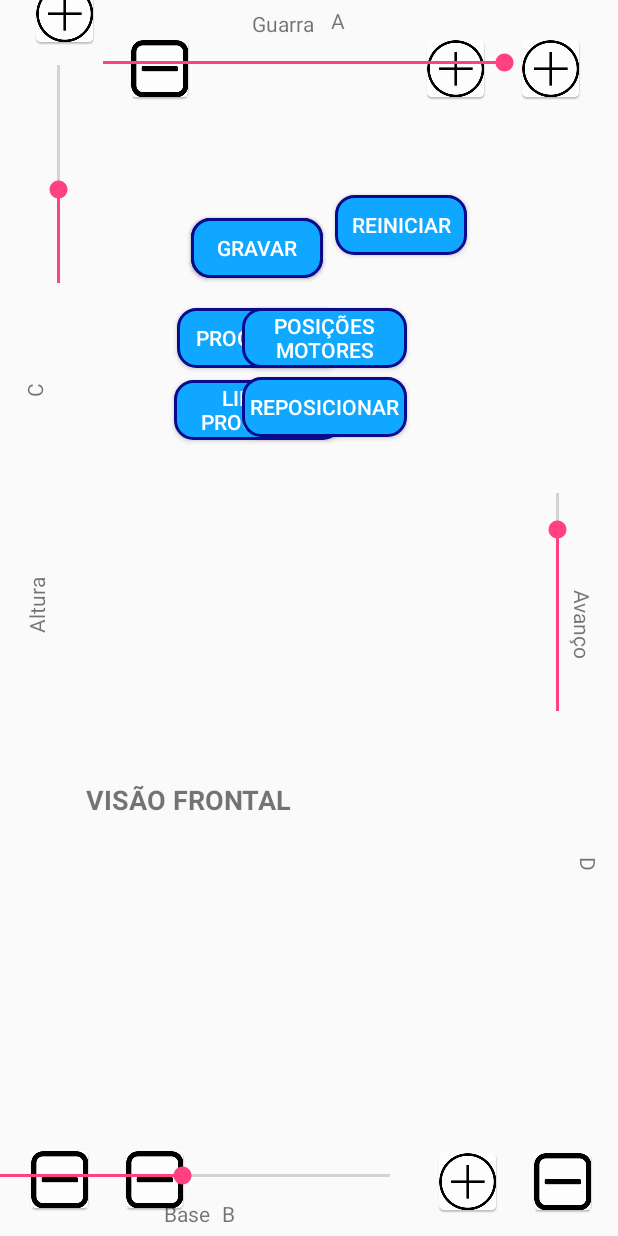
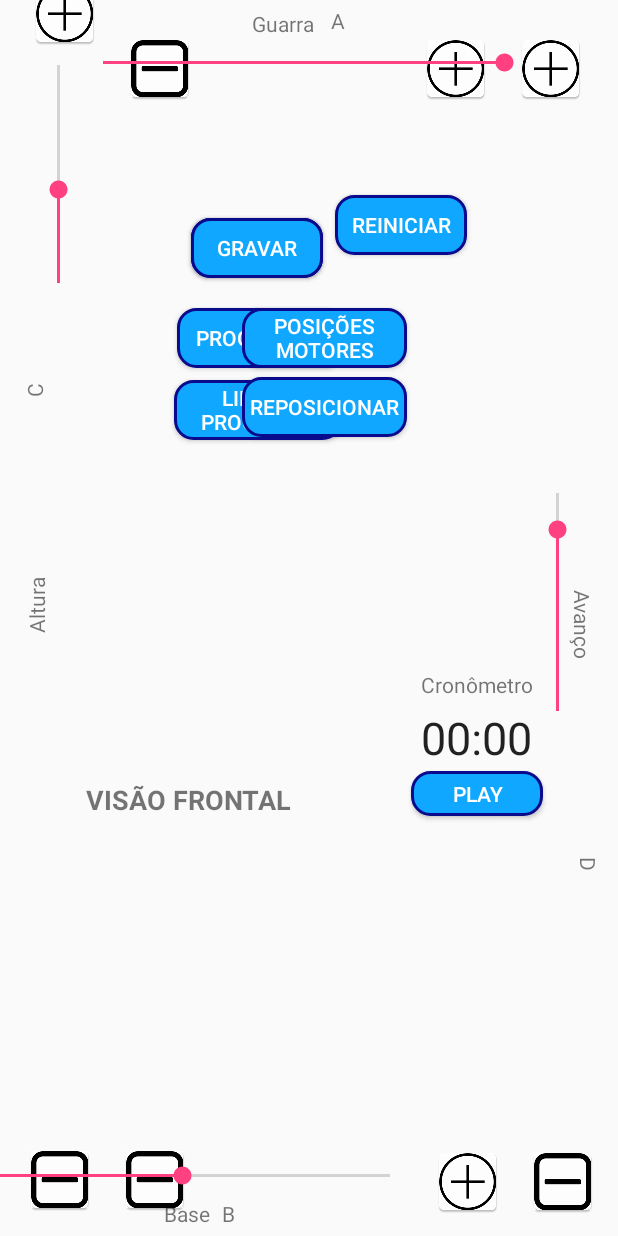
Before and after one commit to felipesilva543/RobNasEscolasQXD, an Android app: the layout activity_joystickk.xml on its own in the app's theme, with its tools: preview values and no code run, on a phone screen of 412 x 824 dp. Run offline under Robolectric (Android 15) with nearby library versions, the phone set to English and light mode, and no system bars.

Commit message:
Adicionando cronomêtro no joystick

```diff
--- a/app/src/main/java/com/example/enoque_alves/comunicacaoblue/joystickk.java
+++ b/app/src/main/java/com/example/enoque_alves/comunicacaoblue/joystickk.java
@@ -3,12 +3,14 @@ package com.example.enoque_alves.comunicacaoblue;
 import android.bluetooth.BluetoothSocket;
 import android.content.Intent;
 import android.content.pm.ActivityInfo;
+import android.os.SystemClock;
 import android.support.v7.app.AppCompatActivity;
 import android.os.Bundle;
 import android.util.Log;
 import android.view.Gravity;
 import android.view.View;
 import android.widget.Button;
+import android.widget.Chronometer;
 import android.widget.ImageButton;
 import android.widget.SeekBar;
 import android.widget.TextView;
@@ -27,13 +29,15 @@ public class joystickk extends AppCompatActivity {
     private ArrayList<String> comandosGravados = new ArrayList<String>();
     private ArrayList<String> comandos = new ArrayList<String>();
     private ArrayList<String> comandosTela = new ArrayList<String>();
-    private Button gravar, limpar, play, reset, programar, frenteCosta, posicoes;
+    private Button gravar, limpar, play, reset, programar, frenteCosta, posicoes, cronometroPS;
     private ImageButton more_base, more_garra, less_base, less_garra, more_c, more_d, less_c, less_d;
     private ConexaoBlue connection = ConexaoBlue.getInstance(null, false);
     private EnviaDados enviaDados = EnviaDados.getEnviaDados();
     private TextView label_garra, label_base, label_c, label_d, setVisao;
     private int delay = 1000;
     private boolean fCosta = true;
+    private boolean running = true;
+    private Chronometer cronometro;
     @Override
     protected void onCreate(Bundle savedInstanceState) {
         super.onCreate(savedInstanceState);
@@ -66,6 +70,10 @@ public class joystickk extends AppCompatActivity {
         posicoes = (Button) findViewById(R.id.bPosicoes);
         setVisao = (TextView) findViewById(R.id.tVisao);
 
+        //Cronometro
+        cronometro = findViewById(R.id.cronometro);
+        cronometroPS = (Button) findViewById(R.id.bCronometro);
+
 
         label_garra.setText("" + (int) (garra_bar.getProgress()/0.57));
         label_base.setText("" + (int) (base_bar.getProgress()/1.8));
@@ -74,6 +82,23 @@ public class joystickk extends AppCompatActivity {
 
         //play.setVisibility(View.INVISIBLE);
         mmSocket = connection.getConection();
+
+        cronometroPS.setOnClickListener(new View.OnClickListener() {
+            @Override
+            public void onClick(View view) {
+                if(running){
+                    cronometro.setBase(SystemClock.elapsedRealtime());
+                    cronometro.start();
+                    running = false;
+                    cronometroPS.setText("STOP");
+                }else {
+
+                    cronometro.stop();
+                    cronometroPS.setText("PLAY");
+                    running = true;
+                }
+            }
+        });
 
         garra_bar.setOnSeekBarChangeListener(new SeekBar.OnSeekBarChangeListener(){
 
--- a/app/src/main/res/layout/activity_joystickk.xml
+++ b/app/src/main/res/layout/activity_joystickk.xml
@@ -450,4 +450,52 @@
         app:layout_constraintStart_toStartOf="@+id/seekbar_base"
         app:layout_constraintTop_toBottomOf="@+id/frenteCosta" />
 
+    <Chronometer
+        android:id="@+id/cronometro"
+        android:layout_width="wrap_content"
+        android:layout_height="wrap_content"
+        android:layout_marginBottom="2dp"
+        android:layout_marginEnd="8dp"
+        android:layout_marginLeft="8dp"
+        android:layout_marginRight="8dp"
+        android:layout_marginStart="8dp"
+        android:textSize="30sp"
+        app:layout_constraintBottom_toTopOf="@+id/bCronometro"
+        app:layout_constraintEnd_toEndOf="@+id/bCronometro"
+        app:layout_constraintHorizontal_bias="0.526"
+        app:layout_constraintStart_toStartOf="@+id/bCronometro" />
+
+    <Button
+        android:id="@+id/bCronometro"
+        android:layout_width="wrap_content"
+        android:layout_height="30dp"
+        android:layout_marginBottom="8dp"
+        android:layout_marginEnd="8dp"
+        android:layout_marginLeft="8dp"
+        android:layout_marginRight="8dp"
+        android:layout_marginStart="8dp"
+        android:layout_marginTop="8dp"
+        android:background="@drawable/buttonshape"
+        android:text="Play"
+
+        android:textColor="#FFFFFF"
+        app:layout_constraintBottom_toTopOf="@+id/button_more_base"
+        app:layout_constraintEnd_toStartOf="@+id/textView5"
+        app:layout_constraintStart_toEndOf="@+id/frenteCosta"
+        app:layout_constraintTop_toBottomOf="@+id/frenteCosta" />
+
+    <TextView
+        android:id="@+id/tCronometro"
+        android:layout_width="wrap_content"
+        android:layout_height="wrap_content"
+        android:layout_marginBottom="5dp"
+        android:layout_marginEnd="8dp"
+        android:layout_marginLeft="8dp"
+        android:layout_marginRight="8dp"
+        android:layout_marginStart="8dp"
+        android:text="Cronômetro"
+        app:layout_constraintBottom_toTopOf="@+id/cronometro"
+        app:layout_constraintEnd_toEndOf="@+id/bCronometro"
+        app:layout_constraintStart_toStartOf="@+id/bCronometro" />
+
 </android.support.constraint.ConstraintLayout>
--- a/app/src/main/res/layout/activity_posi_servos.xml
+++ b/app/src/main/res/layout/activity_posi_servos.xml
@@ -58,4 +58,5 @@
         app:layout_constraintEnd_toEndOf="parent"
         app:layout_constraintStart_toStartOf="parent"
         app:layout_constraintTop_toBottomOf="@+id/avancoT" />
+
 </android.support.constraint.ConstraintLayout>
```
Also changed, not shown: app/src/main/java/com/example/enoque_alves/comunicacaoblue/posiServos.java (+10 -0 lines).
